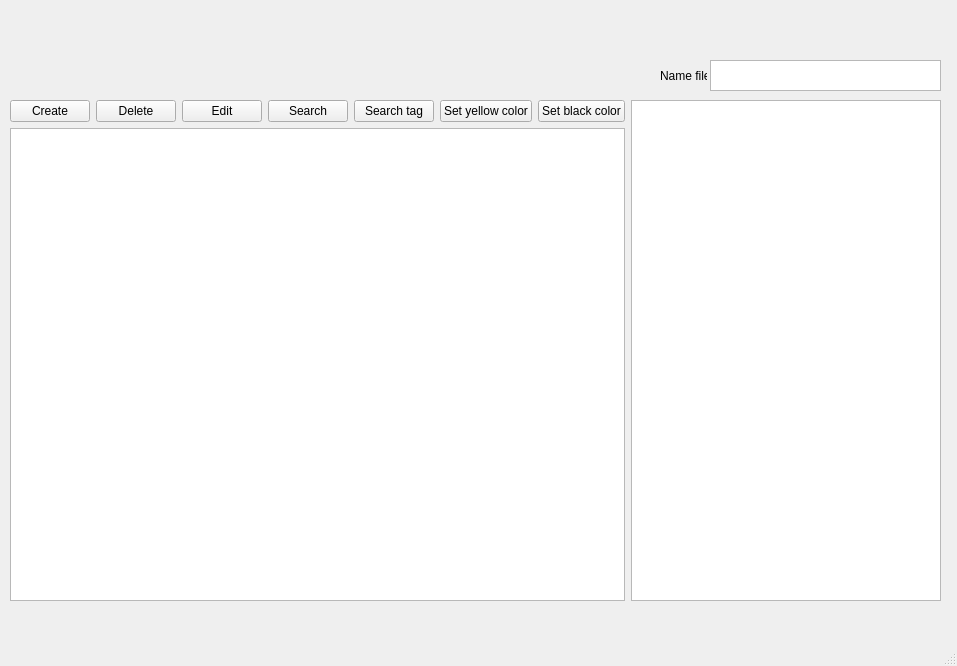
Above: Notebook_project/notebook/mainwindow.ui from Danil-Kovalev/NG_2021_Danil_Kovalev before the change. Below: the same form after it.
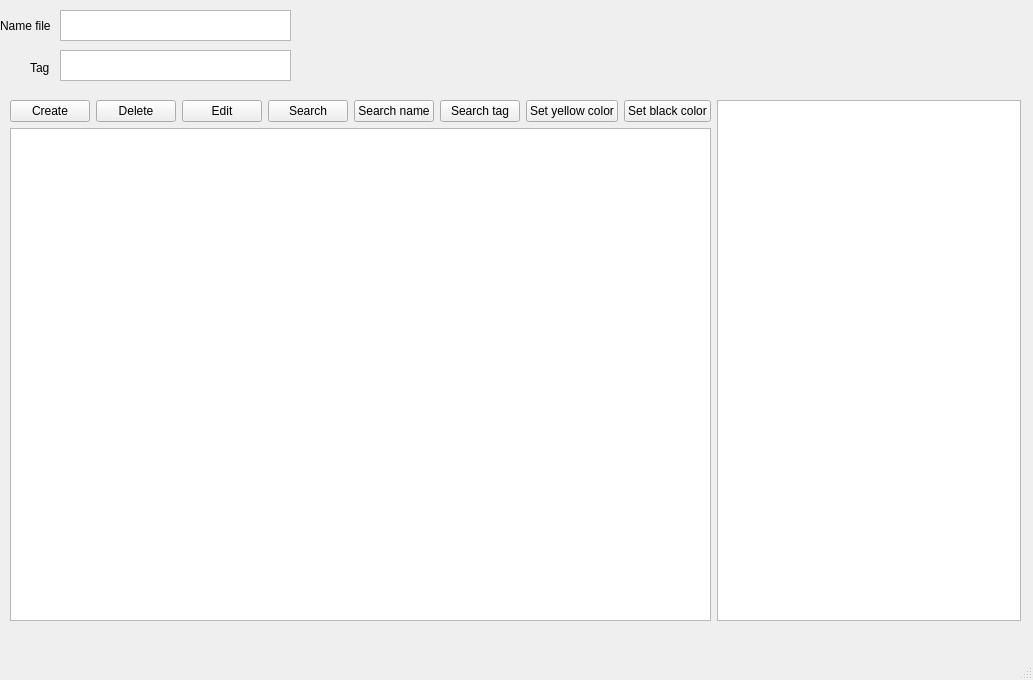
That is the form after the change.

What changed in the file:
```diff
--- a/Notebook_project/notebook/mainwindow.ui
+++ b/Notebook_project/notebook/mainwindow.ui
@@ -6,8 +6,8 @@
    <rect>
     <x>0</x>
     <y>0</y>
-    <width>957</width>
-    <height>666</height>
+    <width>1033</width>
+    <height>680</height>
    </rect>
   </property>
   <property name="windowTitle">
@@ -17,8 +17,8 @@
    <widget class="QTextEdit" name="nameFile">
     <property name="geometry">
      <rect>
-      <x>710</x>
-      <y>60</y>
+      <x>60</x>
+      <y>10</y>
       <width>231</width>
       <height>31</height>
      </rect>
@@ -27,9 +27,9 @@
    <widget class="QLabel" name="l_nameFile">
     <property name="geometry">
      <rect>
-      <x>660</x>
-      <y>60</y>
-      <width>47</width>
+      <x>0</x>
+      <y>10</y>
+      <width>61</width>
       <height>31</height>
      </rect>
     </property>
@@ -37,19 +37,44 @@
      <string>Name file</string>
     </property>
    </widget>
-   <widget class="QWidget" name="">
+   <widget class="QLabel" name="l_tagFile">
+    <property name="geometry">
+     <rect>
+      <x>30</x>
+      <y>60</y>
+      <width>21</width>
+      <height>16</height>
+     </rect>
+    </property>
+    <property name="text">
+     <string>Tag</string>
+    </property>
+   </widget>
+   <widget class="QTextEdit" name="tagFile">
+    <property name="geometry">
+     <rect>
+      <x>60</x>
+      <y>50</y>
+      <width>231</width>
+      <height>31</height>
+     </rect>
+    </property>
+   </widget>
+   <widget class="QWidget" name="layoutWidget">
     <property name="geometry">
      <rect>
       <x>10</x>
       <y>100</y>
-      <width>931</width>
-      <height>501</height>
+      <width>1011</width>
+      <height>521</height>
      </rect>
     </property>
-    <layout class="QHBoxLayout" name="horizontalLayout_3">
+    <layout class="QHBoxLayout" name="horizontalLayout_5">
      <item>
       <layout class="QVBoxLayout" name="verticalLayout">
        <item>
+        <layout class="QHBoxLayout" name="horizontalLayout_4">
+         <item>
         <layout class="QHBoxLayout" name="horizontalLayout_2">
          <item>
           <layout class="QHBoxLayout" name="horizontalLayout">
@@ -84,6 +109,17 @@
           </layout>
          </item>
          <item>
+            <widget class="QPushButton" name="b_searchName">
+             <property name="text">
+              <string>Search name</string>
+             </property>
+            </widget>
+           </item>
+          </layout>
+         </item>
+         <item>
+          <layout class="QHBoxLayout" name="horizontalLayout_3">
+           <item>
           <widget class="QPushButton" name="b_searchTag">
            <property name="text">
             <string>Search tag</string>
@@ -106,6 +142,8 @@
          </item>
         </layout>
        </item>
+        </layout>
+       </item>
        <item>
         <widget class="QTextEdit" name="userText"/>
        </item>
```
Left out of the diff: 2 changed lines with no effect on the pictures. Lines whose indentation alone changed are shown as unchanged.
